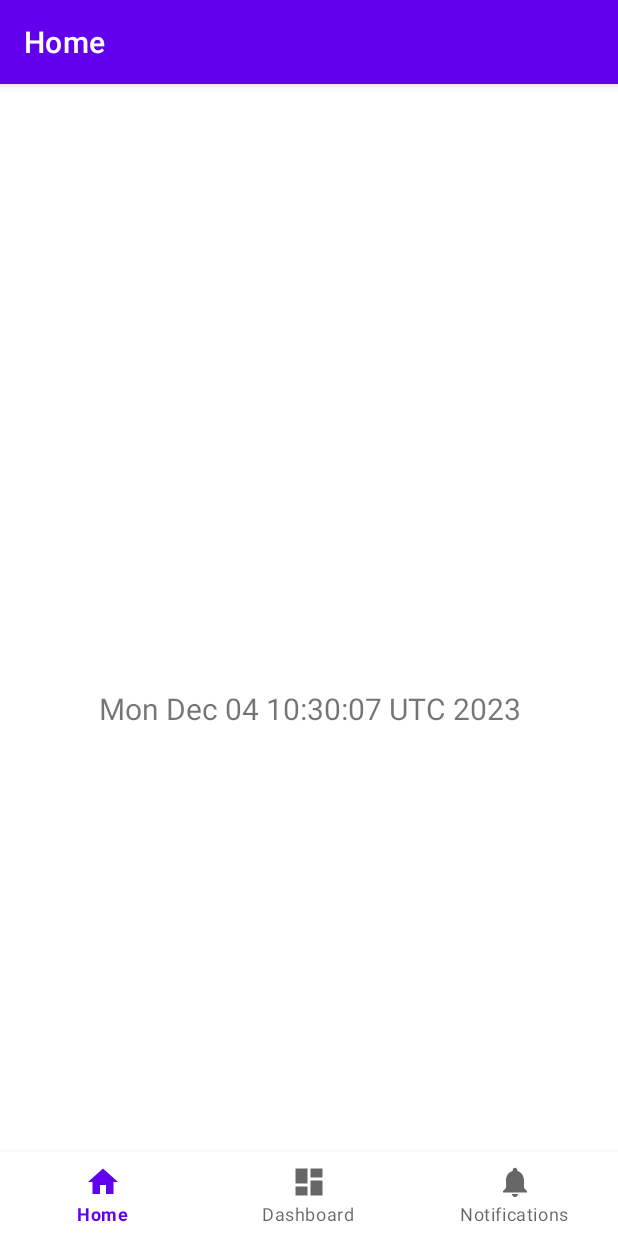
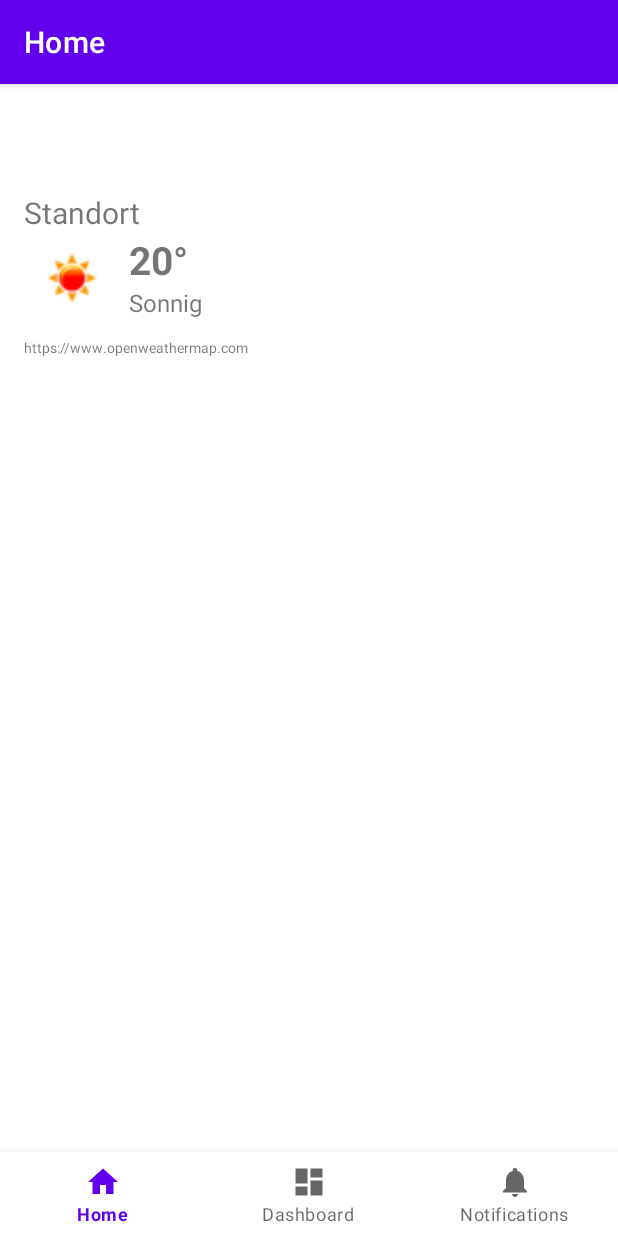
Before and after one commit to NitaJaninaW/MultiWeatherApp, an Android app: the screen it shows after launch (MainActivity), on a phone screen of 412 x 824 dp. Run offline under Robolectric (Android 15) with nearby library versions, the phone set to English and light mode, and no system bars; our stand-ins replace navigation-ui.

Commit message:
layoutchange, homefragment change, homeviewmodel change

```diff
--- a/app/src/main/java/and09/multiweatherapp/ui/home/HomeFragment.kt
+++ b/app/src/main/java/and09/multiweatherapp/ui/home/HomeFragment.kt
@@ -1,5 +1,6 @@
 package and09.multiweatherapp.ui.home
 
+import and09.multiweatherapp.R
 import android.os.Bundle
 import android.view.LayoutInflater
 import android.view.View
@@ -8,6 +9,7 @@ import android.widget.TextView
 import androidx.fragment.app.Fragment
 import androidx.lifecycle.ViewModelProvider
 import and09.multiweatherapp.databinding.FragmentHomeBinding
+import android.widget.ImageView
 
 class HomeFragment : Fragment() {
 
@@ -28,11 +30,36 @@ class HomeFragment : Fragment() {
         _binding = FragmentHomeBinding.inflate(inflater, container, false)
         val root: View = binding.root
 
-        val textView: TextView = binding.textHome
+        val textViewLocation = binding.textviewLocation
+        homeViewModel.location.observe(viewLifecycleOwner) {
+            textViewLocation.text = it
+        }
+        val textViewTemperature = binding.textviewTemperature
+        homeViewModel.temperature.observe(viewLifecycleOwner) {
+            textViewTemperature.text = it
+        }
+        //different approach
+        val textViewDescription =
+            root.findViewById<TextView>(R.id.textview_description)
+        homeViewModel.description.observe(viewLifecycleOwner) {
+            textViewDescription.text = it
+        }
+        val textViewProvider =
+            root.findViewById<TextView>(R.id.textview_provider)
+        homeViewModel.provider.observe(viewLifecycleOwner) {
+            textViewProvider.text = it
+        }
+        val imageView =
+            root.findViewById<ImageView>(R.id.imageview_weathericon)
+        homeViewModel.iconBitmap.observe(viewLifecycleOwner) {
+            imageView.setImageBitmap(it)
+        }
+
+        /*val textView: TextView = binding.textHome
         homeViewModel.text.observe(viewLifecycleOwner) {
             textView.text = it
         }
-        homeViewModel.doAction()
+        homeViewModel.doAction()*/
         return root
     }
 
--- a/app/src/main/java/and09/multiweatherapp/ui/home/HomeViewModel.kt
+++ b/app/src/main/java/and09/multiweatherapp/ui/home/HomeViewModel.kt
@@ -1,5 +1,6 @@
 package and09.multiweatherapp.ui.home
 
+import android.graphics.Bitmap
 import androidx.lifecycle.LiveData
 import androidx.lifecycle.MutableLiveData
 import androidx.lifecycle.ViewModel
@@ -12,17 +13,24 @@ import kotlinx.coroutines.launch
 //OBSERVER Design Pattern
 class HomeViewModel : ViewModel() {
 
-    private val _text = MutableLiveData<String>().apply {
-        value = "This is home Fragment"
+    private val _location: MutableLiveData<String> by lazy {
+        MutableLiveData<String>()
     }
-    val text: LiveData<String> = _text
-
-    fun doAction() {
-        CoroutineScope(Dispatchers.Main).launch() {
-            while (true) {
-                _text.value = java.util.Date().toString()
-                delay(1000L)
-            }
-        }
+    private val _temperature: MutableLiveData<String> by lazy {
+        MutableLiveData<String>()
     }
+    private val _description: MutableLiveData<String> by lazy {
+        MutableLiveData<String>()
+    }
+    private val _provider: MutableLiveData<String> by lazy {
+        MutableLiveData<String>()
+    }
+    private val _iconBitmap: MutableLiveData<Bitmap> by lazy {
+        MutableLiveData<Bitmap>()
+    }
+    val location: LiveData<String> = _location
+    val temperature: LiveData<String> = _temperature
+    val description: LiveData<String> = _description
+    val provider: LiveData<String> = _provider
+    val iconBitmap: LiveData<Bitmap> = _iconBitmap
 }
--- a/app/src/main/res/layout/fragment_home.xml
+++ b/app/src/main/res/layout/fragment_home.xml
@@ -1,22 +1,50 @@
 <?xml version="1.0" encoding="utf-8"?>
-<androidx.constraintlayout.widget.ConstraintLayout xmlns:android="http://schemas.android.com/apk/res/android"
-    xmlns:app="http://schemas.android.com/apk/res-auto"
-    xmlns:tools="http://schemas.android.com/tools"
+<RelativeLayout xmlns:android="http://schemas.android.com/apk/res/android"
     android:layout_width="match_parent"
     android:layout_height="match_parent"
-    tools:context=".ui.home.HomeFragment">
+    android:padding="16dp">
 
     <TextView
-        android:id="@+id/text_home"
-        android:layout_width="match_parent"
+        android:layout_width="wrap_content"
         android:layout_height="wrap_content"
-        android:layout_marginStart="8dp"
-        android:layout_marginTop="8dp"
-        android:layout_marginEnd="8dp"
-        android:textAlignment="center"
-        android:textSize="20sp"
-        app:layout_constraintBottom_toBottomOf="parent"
-        app:layout_constraintEnd_toEndOf="parent"
-        app:layout_constraintStart_toStartOf="parent"
-        app:layout_constraintTop_toTopOf="parent" />
-</androidx.constraintlayout.widget.ConstraintLayout>
+        android:id="@+id/textview_location"
+        android:text="Standort"
+        android:textSize="20dp" />
+
+    <ImageView
+        android:layout_width="64dp"
+        android:layout_height="64dp"
+        android:id="@+id/imageview_weathericon"
+        android:src="@drawable/icon"
+        android:layout_below="@id/textview_location" />
+
+    <TextView
+        android:layout_width="wrap_content"
+        android:layout_height="wrap_content"
+        android:id="@+id/textview_temperature"
+        android:layout_below="@id/textview_location"
+        android:layout_toRightOf="@id/imageview_weathericon"
+        android:layout_marginLeft="6dp"
+        android:textSize="26dp"
+        android:text="20°"
+        android:textStyle="bold" />
+
+    <TextView
+        android:layout_width="wrap_content"
+        android:layout_height="wrap_content"
+        android:id="@+id/textview_description"
+        android:layout_toRightOf="@id/imageview_weathericon"
+        android:layout_below="@id/textview_temperature"
+        android:layout_marginLeft="6dp"
+        android:text="Sonnig"
+        android:textSize="16dp" />
+
+    <TextView
+        android:layout_width="wrap_content"
+        android:layout_height="wrap_content"
+        android:id="@+id/textview_provider"
+        android:layout_below="@id/imageview_weathericon"
+        android:layout_marginTop="6dp"
+        android:text="https://www.openweathermap.com"
+        android:textSize="9dp" />
+</RelativeLayout>
```
Also changed, not shown: app/src/main/res/drawable/icon.png (added).
